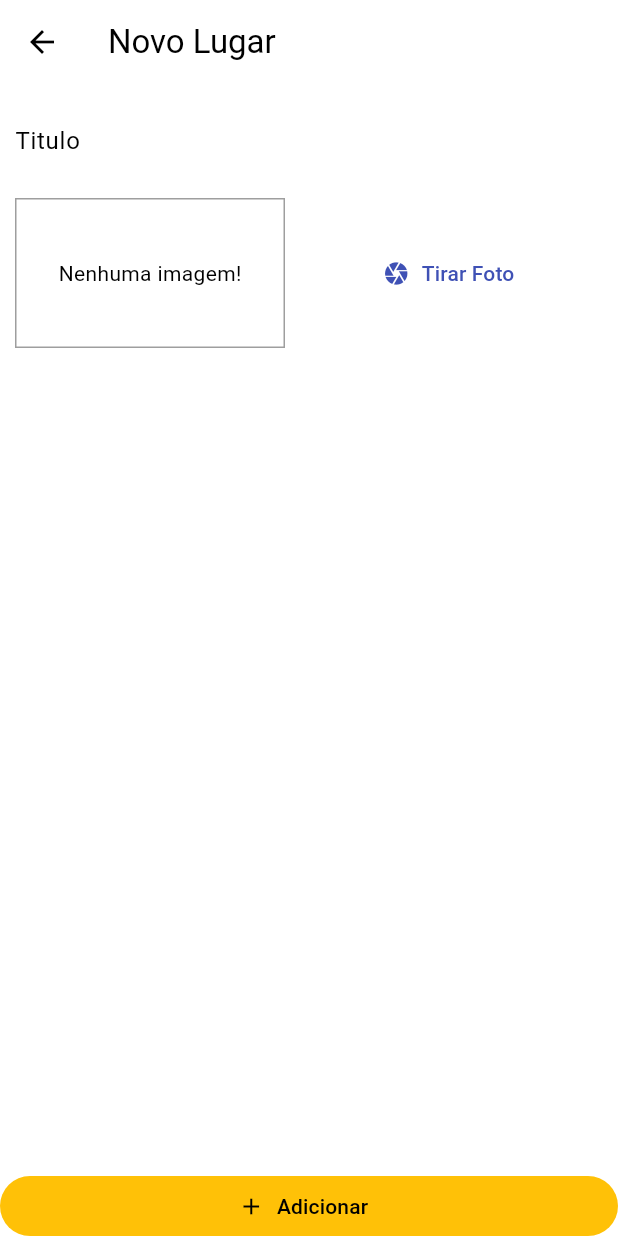
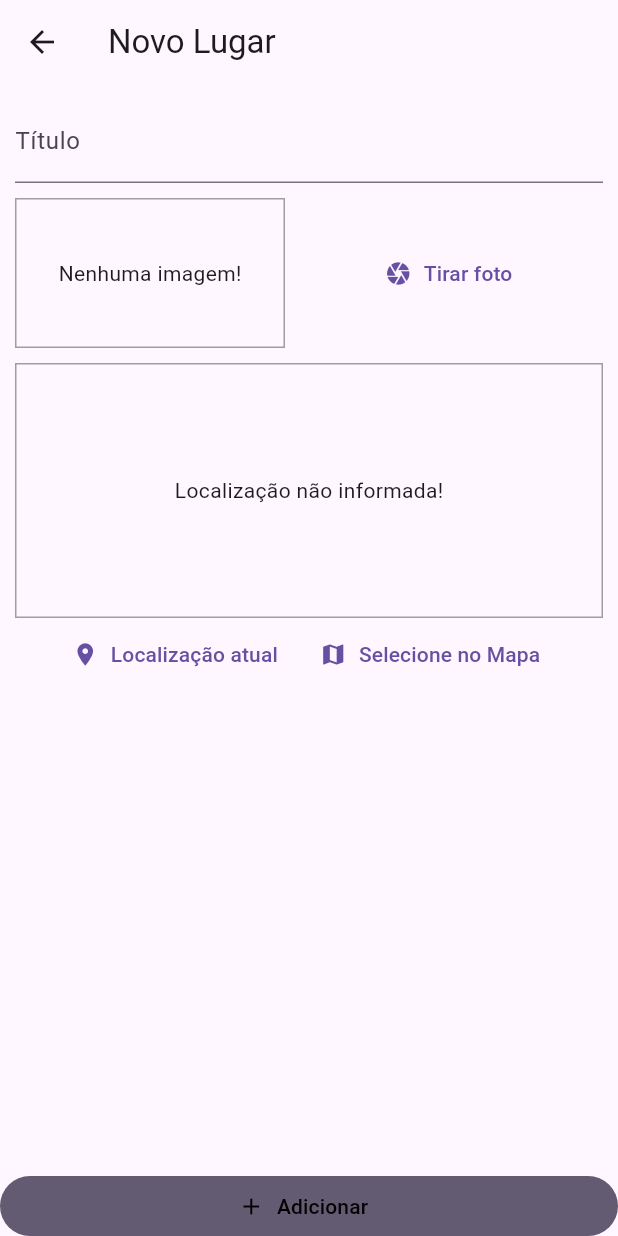
Before and after one commit to AlanPerdomo/great_places, a Flutter app: the screen it shows after launch, after a tap on the "add" icon, on a phone screen of 412 x 824 dp. Run offline on Flutter 3.47's test engine with Material 3 defaults, Android fonts, the phone set to English and light mode, and no system bars; our stand-ins replace image_picker, location, sqflite; missing offline and left inert: image_picker_for_web, location_web; accounts and stored records are empty.

Commit message:
#345 (package version compatibility issues)

```diff
--- a/lib/generated_plugin_registrant.dart
+++ b/lib/generated_plugin_registrant.dart
@@ -2,16 +2,16 @@
 // Generated file. Do not edit.
 //
 
-// ignore_for_file: directives_ordering
 // ignore_for_file: lines_longer_than_80_chars
-// ignore_for_file: depend_on_referenced_packages
 
 import 'package:image_picker_for_web/image_picker_for_web.dart';
+import 'package:location_web/location_web.dart';
 
 import 'package:flutter_web_plugins/flutter_web_plugins.dart';
 
 // ignore: public_member_api_docs
 void registerPlugins(Registrar registrar) {
   ImagePickerPlugin.registerWith(registrar);
+  LocationWebPlugin.registerWith(registrar);
   registrar.registerMessageHandler();
 }
--- a/lib/main.dart
+++ b/lib/main.dart
@@ -1,17 +1,16 @@
 import 'package:flutter/material.dart';
-import 'package:great_places/providers/great_places.dart';
 import 'package:great_places/screens/place_form_screen.dart';
-import 'package:great_places/screens/places_list_screen.dart';
 import 'package:great_places/utils/app_routes.dart';
 import 'package:provider/provider.dart';
+import './screens/places_list_screen.dart';
+import 'provider/great_places.dart';
 
 void main() {
-  runApp(const MyApp());
+  runApp(MyApp());
 }
 
 class MyApp extends StatelessWidget {
-  const MyApp({Key? key}) : super(key: key);
-
+  // This widget is the root of your application.
   @override
   Widget build(BuildContext context) {
     return ChangeNotifierProvider(
@@ -19,15 +18,13 @@ class MyApp extends StatelessWidget {
       child: MaterialApp(
         title: 'Great Places',
         theme: ThemeData(
-          colorScheme: ColorScheme.fromSwatch().copyWith(
-            primary: Colors.indigo,
-            secondary: Colors.amber,
-          ),
+          primarySwatch: Colors.indigo,
+          accentColor: Colors.amber,
           visualDensity: VisualDensity.adaptivePlatformDensity,
         ),
-        home: const PlacesListScreen(),
+        home: PlacesListScreen(),
         routes: {
-          AppRoutes.placeForm: (ctx) => const PlaceFormScreen(),
+          AppRoutes.PLACE_FORM: (ctx) => PlaceFormScreen(),
         },
       ),
     );
--- a/lib/models/place.dart
+++ b/lib/models/place.dart
@@ -3,12 +3,12 @@ import 'dart:io';
 class PlaceLocation {
   final double latitude;
   final double longitude;
-  final String? address;
+  final String address;
 
   PlaceLocation({
     required this.latitude,
     required this.longitude,
-    this.address,
+    this.address = '',
   });
 }
 
--- /dev/null
+++ b/lib/provider/great_places.dart
@@ -0,0 +1,60 @@
+import 'dart:io';
+import 'dart:math';
+
+import 'package:flutter/material.dart';
+import 'package:great_places/models/place.dart';
+import 'package:great_places/utils/db_util.dart';
+
+class GreatPlaces with ChangeNotifier {
+  List<Place> _items = [];
+
+  Future<void> loadPlaces() async {
+    final dataList = await DbUtil.getData('places');
+    _items = dataList
+        .map(
+          (item) => Place(
+            id: item['id'],
+            title: item['title'],
+            image: File(item['image']),
+            location: PlaceLocation(
+              latitude: 0.0,
+              longitude: 0.0,
+            ),
+          ),
+        )
+        .toList();
+    notifyListeners();
+  }
+
+  List<Place> get items {
+    return [..._items];
+  }
+
+  int get itemsCount {
+    return _items.length;
+  }
+
+  Place itemByIndex(int index) {
+    return _items[index];
+  }
+
+  void addPlace(String title, File image) {
+    final newPlace = Place(
+      id: Random().nextDouble().toString(),
+      title: title,
+      image: image,
+      location: PlaceLocation(
+        latitude: 0.0,
+        longitude: 0.0,
+      ),
+    );
+
+    _items.add(newPlace);
+    DbUtil.insert('places', {
+      'id': newPlace.id,
+      'title': newPlace.title,
+      'image': newPlace.image.path,
+    });
+    notifyListeners();
+  }
+}
--- a/lib/screens/place_form_screen.dart
+++ b/lib/screens/place_form_screen.dart
@@ -1,15 +1,14 @@
 import 'dart:io';
 
 import 'package:flutter/material.dart';
-import 'package:great_places/providers/great_places.dart';
+import 'package:great_places/provider/great_places.dart';
 import 'package:great_places/widgets/image_input.dart';
+import 'package:great_places/widgets/location_input.dart';
 import 'package:provider/provider.dart';
 
 class PlaceFormScreen extends StatefulWidget {
-  const PlaceFormScreen({Key? key}) : super(key: key);
-
   @override
-  State<PlaceFormScreen> createState() => _PlaceFormScreenState();
+  _PlaceFormScreenState createState() => _PlaceFormScreenState();
 }
 
 class _PlaceFormScreenState extends State<PlaceFormScreen> {
@@ -24,6 +23,7 @@ class _PlaceFormScreenState extends State<PlaceFormScreen> {
     if (_titleController.text.isEmpty || _pickedImage == null) {
       return;
     }
+
     Provider.of<GreatPlaces>(context, listen: false).addPlace(
       _titleController.text,
       _pickedImage!,
@@ -36,9 +36,10 @@ class _PlaceFormScreenState extends State<PlaceFormScreen> {
   Widget build(BuildContext context) {
     return Scaffold(
       appBar: AppBar(
-        title: const Text('Novo Lugar'),
+        title: Text('Novo Lugar'),
       ),
       body: Column(
+        //mainAxisAlignment: MainAxisAlignment.spaceBetween,
         crossAxisAlignment: CrossAxisAlignment.stretch,
         children: [
           Expanded(
@@ -49,23 +50,25 @@ class _PlaceFormScreenState extends State<PlaceFormScreen> {
                   children: [
                     TextField(
                       controller: _titleController,
-                      decoration: const InputDecoration(
-                        labelText: 'Titulo',
+                      decoration: InputDecoration(
+                        labelText: 'Título',
                       ),
                     ),
-                    const SizedBox(height: 10),
-                    ImageInput(_selectImage),
+                    SizedBox(height: 10),
+                    ImageInput(this._selectImage),
+                    SizedBox(height: 10),
+                    LocationInput(),
                   ],
                 ),
               ),
             ),
           ),
           ElevatedButton.icon(
-            icon: const Icon(Icons.add),
-            label: const Text('Adicionar'),
+            icon: Icon(Icons.add),
+            label: Text('Adicionar'),
             style: ElevatedButton.styleFrom(
-              foregroundColor: Colors.black,
-              backgroundColor: Theme.of(context).colorScheme.secondary,
+              primary: Theme.of(context).accentColor,
+              onPrimary: Colors.black,
               elevation: 0,
               tapTargetSize: MaterialTapTargetSize.shrinkWrap,
             ),
--- a/lib/screens/places_list_screen.dart
+++ b/lib/screens/places_list_screen.dart
@@ -1,33 +1,36 @@
 import 'package:flutter/material.dart';
-import 'package:great_places/providers/great_places.dart';
+import 'package:great_places/provider/great_places.dart';
 import 'package:great_places/utils/app_routes.dart';
 import 'package:provider/provider.dart';
 
 class PlacesListScreen extends StatelessWidget {
-  const PlacesListScreen({Key? key}) : super(key: key);
-
   @override
   Widget build(BuildContext context) {
     return Scaffold(
       appBar: AppBar(
-        title: const Text('Meus Lugares'),
+        title: Text('Meus lugares'),
         actions: [
           IconButton(
-            icon: const Icon(Icons.add),
+            icon: Icon(Icons.add),
             onPressed: () {
-              Navigator.of(context).pushNamed(AppRoutes.placeForm);
+              Navigator.of(context).pushNamed(AppRoutes.PLACE_FORM);
             },
-          )
+          ),
         ],
       ),
-      body: Consumer<GreatPlaces>(
-        child: const Center(
+      body: FutureBuilder(
+        future: Provider.of<GreatPlaces>(context, listen: false).loadPlaces(),
+        builder: (ctx, snapshot) => snapshot.connectionState ==
+                ConnectionState.waiting
+            ? Center(child: CircularProgressIndicator())
+            : Consumer<GreatPlaces>(
+                child: Center(
                   child: Text('Nenhum local cadastrado!'),
                 ),
-        builder: (ctx, greatPlaces, child) => greatPlaces.itemCount == 0
-            ? child!
+                builder: (ctx, greatPlaces, ch) => greatPlaces.itemsCount == 0
+                    ? ch!
                     : ListView.builder(
-                itemCount: greatPlaces.itemCount,
+                        itemCount: greatPlaces.itemsCount,
                         itemBuilder: (ctx, i) => ListTile(
                           leading: CircleAvatar(
                             backgroundImage:
@@ -38,6 +41,7 @@ class PlacesListScreen extends StatelessWidget {
                         ),
                       ),
               ),
+      ),
     );
   }
 }
--- a/lib/utils/app_routes.dart
+++ b/lib/utils/app_routes.dart
@@ -1,3 +1,3 @@
 class AppRoutes {
-  static const String placeForm = '/place-form';
+  static const String PLACE_FORM = '/place-form';
 }
--- a/lib/utils/db_util.dart
+++ b/lib/utils/db_util.dart
@@ -8,8 +8,7 @@ class DbUtil {
       path.join(dbPath, 'places.db'),
       onCreate: (db, version) {
         return db.execute(
-          'CREATE TABLE user_places(id TEXT PRIMARY KEY, title TEXT, image TEXT)',
-        );
+            'CREATE TABLE places (id TEXT PRIMARY KEY, title TEXT, image TEXT)');
       },
       version: 1,
     );
@@ -23,4 +22,9 @@ class DbUtil {
       conflictAlgorithm: sql.ConflictAlgorithm.replace,
     );
   }
+
+  static Future<List<Map<String, dynamic>>> getData(String table) async {
+    final db = await DbUtil.database();
+    return db.query(table);
+  }
 }
--- a/lib/widgets/image_input.dart
+++ b/lib/widgets/image_input.dart
@@ -6,19 +6,20 @@ import 'package:path/path.dart' as path;
 import 'package:path_provider/path_provider.dart' as syspaths;
 
 class ImageInput extends StatefulWidget {
-  const ImageInput(this.onSelectImage, {Key? key}) : super(key: key);
   final Function onSelectImage;
 
+  ImageInput(this.onSelectImage);
+
   @override
-  State<ImageInput> createState() => _ImageInputState();
+  _ImageInputState createState() => _ImageInputState();
 }
 
 class _ImageInputState extends State<ImageInput> {
   File? _storedImage;
 
   _takePicture() async {
-    final ImagePicker picker = ImagePicker();
-    XFile imageFile = await picker.pickImage(
+    final ImagePicker _picker = ImagePicker();
+    XFile imageFile = await _picker.pickImage(
       source: ImageSource.camera,
       maxWidth: 600,
     ) as XFile;
@@ -26,6 +27,7 @@ class _ImageInputState extends State<ImageInput> {
     setState(() {
       _storedImage = File(imageFile.path);
     });
+
     final appDir = await syspaths.getApplicationDocumentsDirectory();
     String fileName = path.basename(_storedImage!.path);
     final savedImage = await _storedImage!.copy(
@@ -51,13 +53,13 @@ class _ImageInputState extends State<ImageInput> {
                   width: double.infinity,
                   fit: BoxFit.cover,
                 )
-              : const Text('Nenhuma imagem!'),
+              : Text('Nenhuma imagem!'),
         ),
-        const SizedBox(width: 10),
+        SizedBox(width: 10),
         Expanded(
           child: TextButton.icon(
-            icon: const Icon(Icons.camera),
-            label: const Text('Tirar Foto'),
+            icon: Icon(Icons.camera),
+            label: Text('Tirar foto'),
             onPressed: _takePicture,
           ),
         ),
--- /dev/null
+++ b/lib/widgets/location_input.dart
@@ -0,0 +1,58 @@
+import 'package:flutter/material.dart';
+import 'package:location/location.dart';
+
+class LocationInput extends StatefulWidget {
+  @override
+  _LocationInputState createState() => _LocationInputState();
+}
+
+class _LocationInputState extends State<LocationInput> {
+  String? _previewImageUrl;
+
+  Future<void> _getCurrentUserLocation() async {
+    final locData = await Location().getLocation();
+    print(locData.latitude);
+    print(locData.longitude);
+  }
+
+  @override
+  Widget build(BuildContext context) {
+    return Column(
+      children: [
+        Container(
+          height: 170,
+          width: double.infinity,
+          alignment: Alignment.center,
+          decoration: BoxDecoration(
+            border: Border.all(
+              width: 1,
+              color: Colors.grey,
+            ),
+          ),
+          child: _previewImageUrl == null
+              ? Text('Localização não informada!')
+              : Image.network(
+                  _previewImageUrl!,
+                  fit: BoxFit.cover,
+                  width: double.infinity,
+                ),
+        ),
+        Row(
+          mainAxisAlignment: MainAxisAlignment.center,
+          children: [
+            TextButton.icon(
+              icon: Icon(Icons.location_on),
+              label: Text('Localização atual'),
+              onPressed: _getCurrentUserLocation,
+            ),
+            TextButton.icon(
+              icon: Icon(Icons.map),
+              label: Text('Selecione no Mapa'),
+              onPressed: () {},
+            ),
+          ],
+        )
+      ],
+    );
+  }
+}
--- a/pubspec.yaml
+++ b/pubspec.yaml
@@ -39,6 +39,7 @@ dependencies:
   cupertino_icons: ^1.0.2
 
   sqflite: ^2.3.2
+  location: ^6.0.2
 
 dev_dependencies:
   flutter_test:
```
Also changed, not shown: pubspec.lock, 1 other file. Lines whose indentation alone changed are shown as unchanged.
